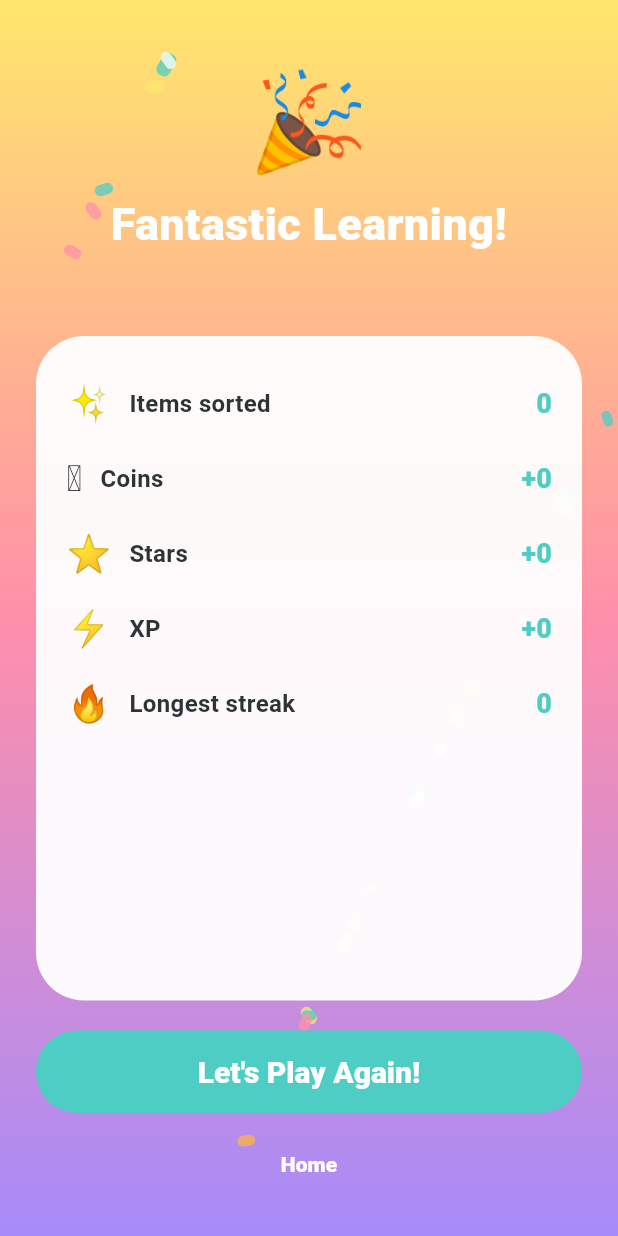
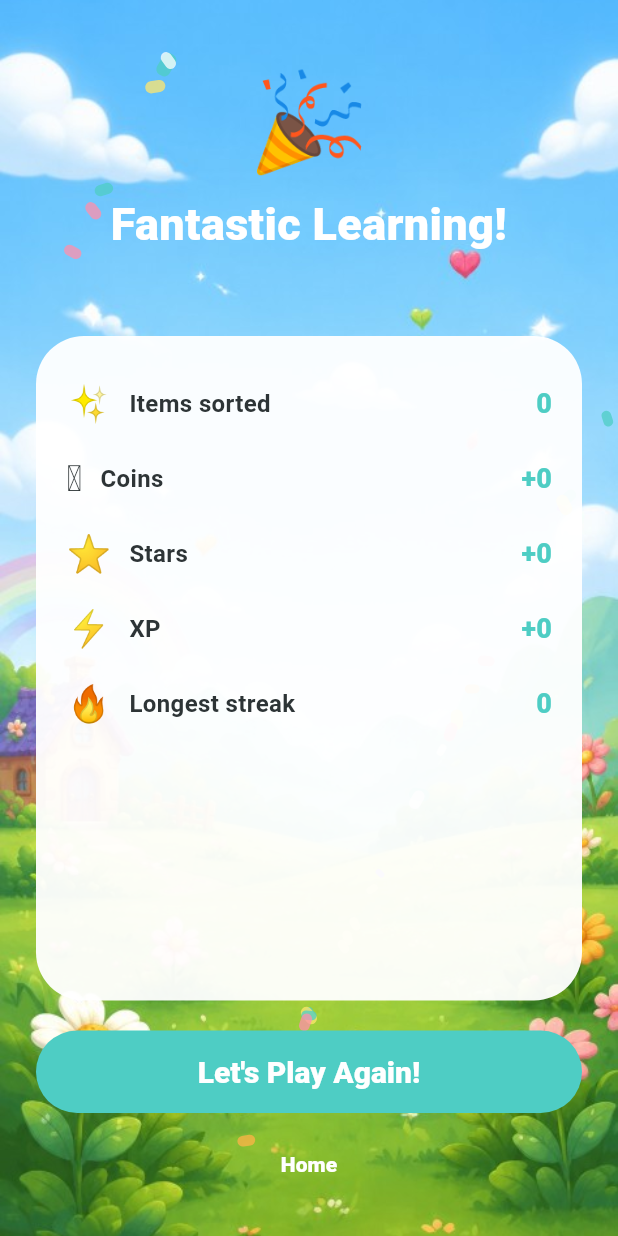
Before and after one commit to TheSinghPranjal/tiny_thinker_sort, a Flutter app: the _CelebrationHost screen opened directly with empty values, on a phone screen of 412 x 824 dp. Run offline on Flutter 3.47's test engine with Material 3 defaults, Android fonts, the phone set to English and light mode, and no system bars; our stand-ins replace shared_preferences; accounts and stored records are empty.

Commit message:
fix : layout fixes

```diff
--- a/lib/games/sorting_engine/sorting_play_screen.dart
+++ b/lib/games/sorting_engine/sorting_play_screen.dart
@@ -10,6 +10,7 @@ import '../../state/app_state.dart';
 import '../../theme/sortjoy_theme.dart';
 import '../../widgets/celebration_burst.dart';
 import '../../widgets/soft_toast.dart';
+import '../../widgets/sortjoy_background.dart';
 import '../healthy_food/food_bubble_chip.dart';
 import '../healthy_food/toddler_drop_zone.dart';
 import '../../data/healthy_food_data.dart';
@@ -1037,19 +1038,11 @@ class _CelebrationHost extends StatelessWidget {
   @override
   Widget build(BuildContext context) {
     return Scaffold(
-      body: Container(
-        decoration: const BoxDecoration(
-          gradient: LinearGradient(
-            begin: Alignment.topCenter,
-            end: Alignment.bottomCenter,
-            colors: [
-              Color(0xFFFFE66D),
-              Color(0xFFFF8FAB),
-              Color(0xFFA78BFA),
-            ],
-          ),
-        ),
-        child: SafeArea(
+      body: Stack(
+        fit: StackFit.expand,
+        children: [
+          const SortJoyBackground(),
+          SafeArea(
           child: Stack(
             children: [
               const Positioned.fill(
@@ -1173,6 +1166,7 @@ class _CelebrationHost extends StatelessWidget {
             ],
           ),
         ),
+        ],
       ),
     );
   }
--- /dev/null
+++ b/lib/widgets/sortjoy_background.dart
@@ -0,0 +1,25 @@
+import 'package:flutter/material.dart';
+
+/// Shared SortJoy meadow landscape used across the app.
+class SortJoyBackground extends StatelessWidget {
+  const SortJoyBackground({super.key});
+
+  static const assetPath = 'assets/images/healthy_food_background.png';
+
+  @override
+  Widget build(BuildContext context) {
+    return DecoratedBox(
+      decoration: const BoxDecoration(
+        color: Color(0xFF90CAF9),
+      ),
+      child: Image.asset(
+        assetPath,
+        fit: BoxFit.cover,
+        width: double.infinity,
+        height: double.infinity,
+        alignment: Alignment.center,
+        semanticLabel: 'Sunny meadow with rainbow and flowers',
+      ),
+    );
+  }
+}
```
Also changed, not shown: lib/widgets/switch_button.dart (added, +32 -0 lines), assets/images/sortjoy_logo1.png (deleted), assets/images/switch_button.png (added).
